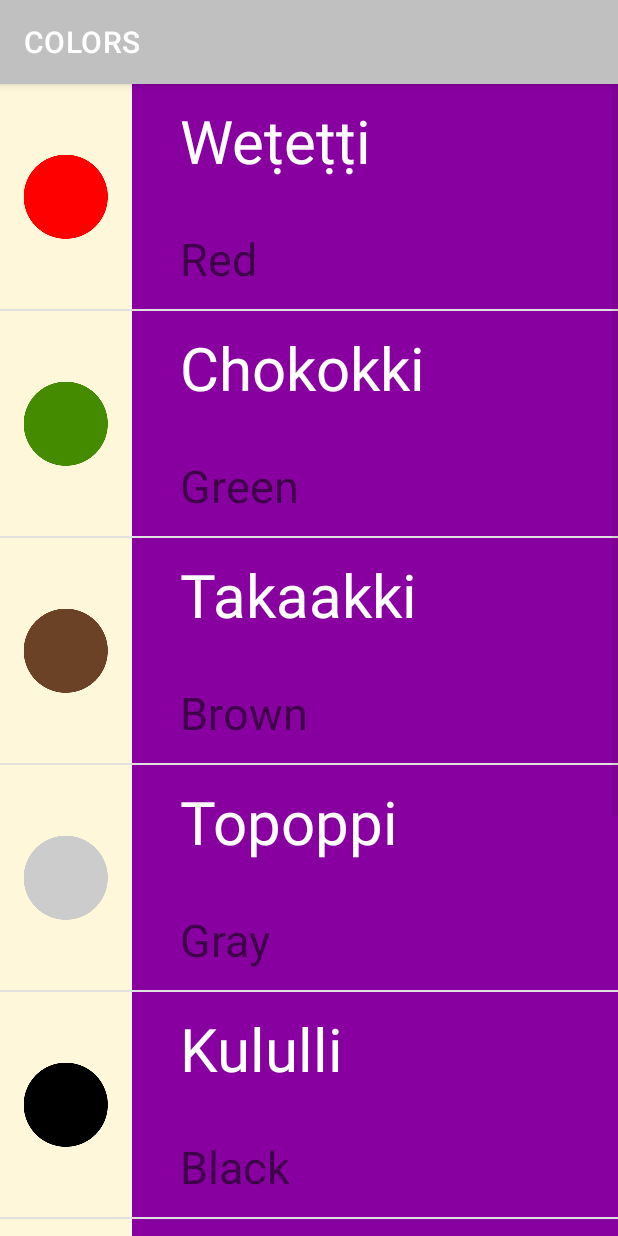
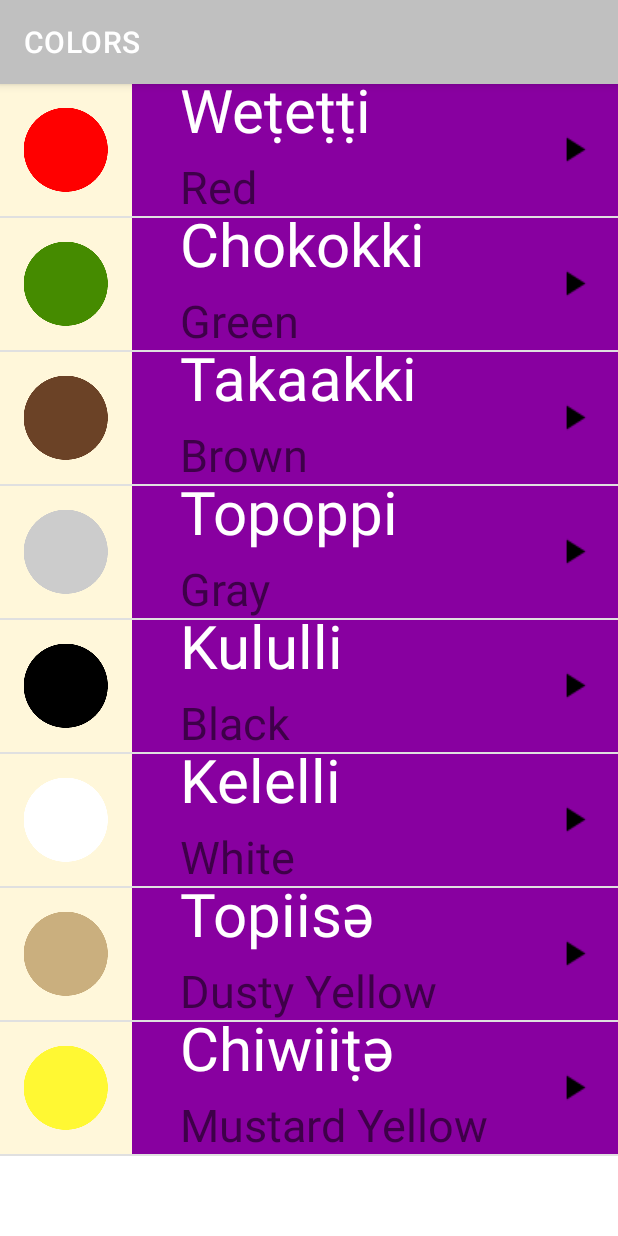
Before and after one commit to vishal-sahu12/app, an Android app: the ColorsActivity screen opened directly, with no data from a screen before it, on a phone screen of 412 x 824 dp. Run offline under Robolectric (Android 15) with nearby library versions, the light colour scheme and no system bars.

Commit message:
Added PlayButton Image in List.xml Layout

```diff
--- a/app/src/main/java/com/example/miwok/ColorsActivity.java
+++ b/app/src/main/java/com/example/miwok/ColorsActivity.java
@@ -8,6 +8,7 @@ import android.media.MediaPlayer;
 import android.os.Bundle;
 import android.view.View;
 import android.widget.AdapterView;
+import android.widget.ImageView;
 import android.widget.ListView;
 
 import java.util.ArrayList;
@@ -68,6 +69,7 @@ public class ColorsActivity extends AppCompatActivity {
         WordAdapter itemAdapter = new WordAdapter(this,colors,R.color.category_colors);
         ListView listView = findViewById(R.id.list_colors);
         listView.setAdapter(itemAdapter);
+        ImageView playButton = findViewById(R.id.play_button);
 
         listView.setOnItemClickListener(new AdapterView.OnItemClickListener() {
             @Override
--- a/app/src/main/res/layout/list_item.xml
+++ b/app/src/main/res/layout/list_item.xml
@@ -1,22 +1,26 @@
 <?xml version="1.0" encoding="utf-8"?>
-<LinearLayout xmlns:android="http://schemas.android.com/apk/res/android"
+<RelativeLayout xmlns:android="http://schemas.android.com/apk/res/android"
     xmlns:tools="http://schemas.android.com/tools"
     android:layout_width="match_parent"
-    android:layout_height="wrap_content"
-    android:orientation="horizontal"
+    android:layout_height="@dimen/list_item_height"
+    android:minHeight="@dimen/list_item_height"
     android:background="@color/tan_background">
 
     <ImageView
         android:id="@+id/image_view"
-        android:layout_width="wrap_content"
-        android:layout_height="150dp"
+        android:layout_width="@dimen/list_item_height"
+        android:layout_height="@dimen/list_item_height"
         android:scaleType="centerInside"
         android:src="@drawable/ic_launcher" />
 
-    <LinearLayout
+    <RelativeLayout
         android:id="@+id/text_container"
         android:layout_width="match_parent"
-        android:layout_height="match_parent"
+        android:layout_height="@dimen/list_item_height"
+        android:layout_alignParentTop="true"
+        android:layout_alignParentRight="true"
+        android:layout_alignParentBottom="true"
+        android:layout_toRightOf="@id/image_view"
         android:orientation="vertical"
         android:background="@color/category_numbers"
         android:paddingLeft="16dp">
@@ -24,25 +28,33 @@
         <TextView
             android:id="@+id/miwok"
             android:layout_width="match_parent"
-            android:layout_height="match_parent"
+            android:layout_height="44dp"
             android:layout_marginLeft="16dp"
             android:layout_weight="1"
-            android:gravity="center_vertical"
+            android:gravity="bottom"
+            android:textColor="#FFFFFF"
             android:textSize="40sp"
-            android:textColor="#FFFFFF"
             tools:text="lutti" />
 
         <TextView
             android:id="@+id/default_text"
+            android:layout_width="294dp"
+            android:layout_height="wrap_content"
+            android:layout_below="@id/miwok"
+            android:layout_marginLeft="16dp"
+            android:layout_marginTop="4dp"
             android:layout_weight="1"
-            android:layout_width="match_parent"
-            android:layout_height="match_parent"
-            android:layout_marginLeft="16dp"
-            android:layout_marginTop="8dp"
-            android:gravity="center_vertical"
+            android:gravity="top"
             android:textSize="30sp"
             tools:text="One" />
 
-    </LinearLayout>
-
-</LinearLayout>
+        <ImageView
+            android:id="@+id/play_button"
+            android:layout_width="wrap_content"
+            android:layout_height="wrap_content"
+            android:layout_alignParentRight="true"
+            android:layout_centerVertical="true"
+            android:layout_marginRight="16dp"
+            android:src="@drawable/baseline_play_arrow_black_18" />
+    </RelativeLayout>
+</RelativeLayout>
```
Also changed, not shown: app/src/main/res/drawable/baseline_play_arrow_black_18.png (added).
